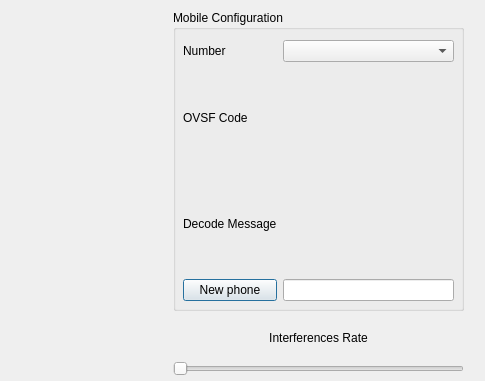
This is gui.ui in Vskilet/UMTS-Multiplexing as Qt 5 draws it before an edit; both pictures show x 477 to 962 and y 0 to 381 of the 962 by 578 pixel window. The edited form follows.
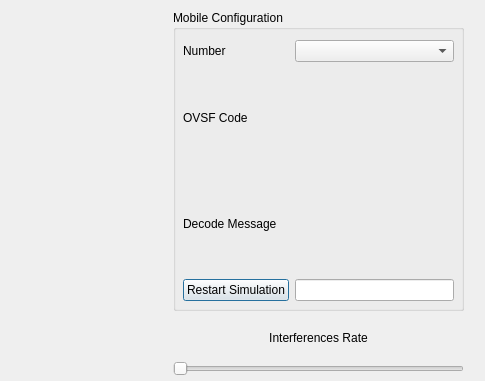
This is the edited form.

Commit message: use restart simulation

The edit to the form file:
```diff
--- a/gui.ui
+++ b/gui.ui
@@ -66,13 +66,6 @@
        </property>
       </widget>
      </item>
-     <item row="6" column="0">
-      <widget class="QPushButton" name="ButtonNewPhone">
-       <property name="text">
-        <string>New phone</string>
-       </property>
-      </widget>
-     </item>
      <item row="2" column="1">
       <widget class="QComboBox" name="ComboBoxNumber"/>
      </item>
@@ -83,6 +76,13 @@
        </property>
       </widget>
      </item>
+     <item row="6" column="0">
+      <widget class="QPushButton" name="ButtonNewSimulation">
+       <property name="text">
+        <string>Restart Simulation</string>
+       </property>
+      </widget>
+     </item>
     </layout>
    </widget>
   </widget>
```
The commit also changes 1 other file.
